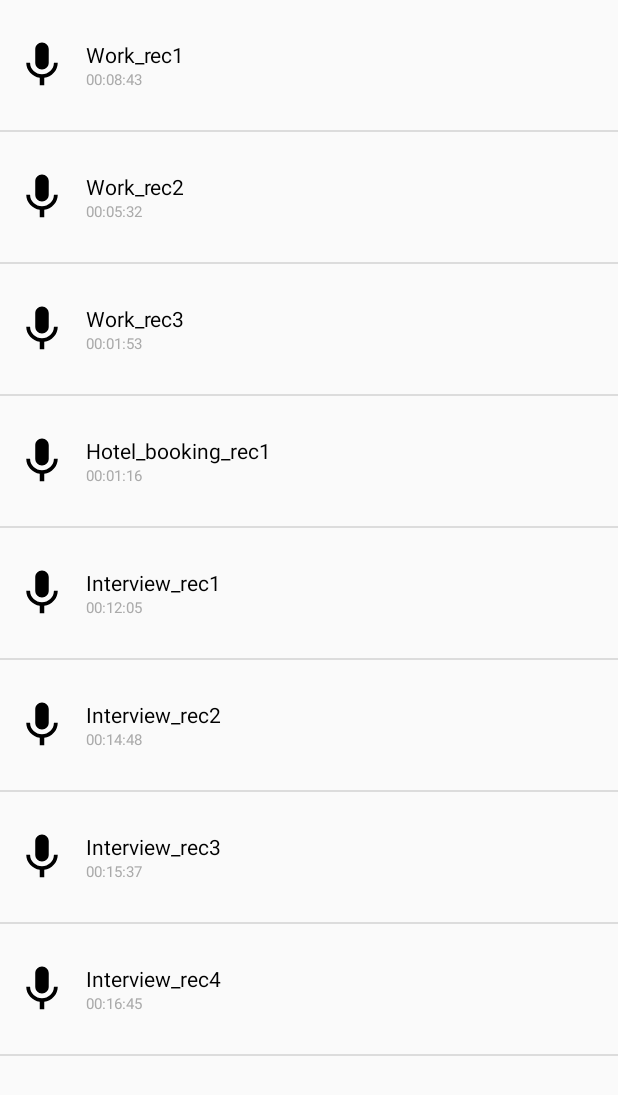
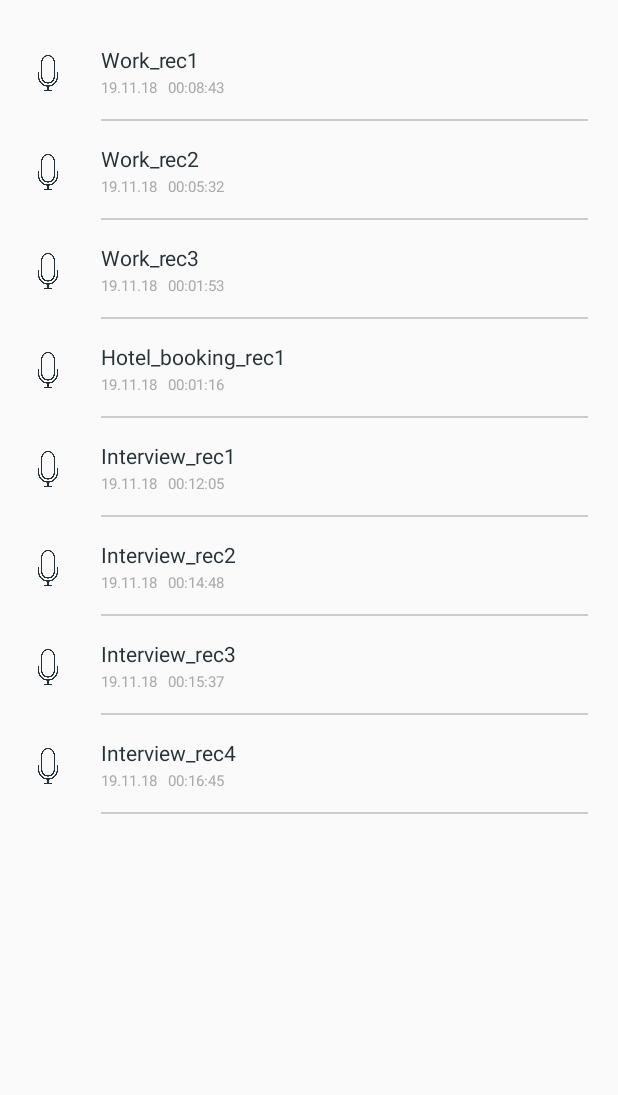
Before and after one commit to vlfom/Scribo, an Android app: the RecordingListActivity screen opened directly, with no data from a screen before it, on a phone screen of 412 x 824 dp. Shown: the top 1095 px of the screen. Run offline under Robolectric (Android 15) with nearby library versions, the phone set to English and light mode, and no system bars.

Commit message:
Change record list design. Add records' date.

```diff
--- a/app/src/main/java/com/example/isausmanov/scriboai/RecordingDataModel.java
+++ b/app/src/main/java/com/example/isausmanov/scriboai/RecordingDataModel.java
@@ -2,17 +2,23 @@ package com.example.isausmanov.scriboai;
 
 public class RecordingDataModel {
     private String name;
+    private String date;
     private long duration;
     private String duration_s;
 
-    public RecordingDataModel(String name, long duration) {
+    public RecordingDataModel(String name, String date, long duration) {
         this.name = name;
+        this.date = date;
         this.duration = duration;
         this.duration_s = formatSeconds(duration);
     }
 
     public String getName() {
         return name;
+    }
+
+    public String getDate() {
+        return date;
     }
 
     public String getDuration() {
--- a/app/src/main/java/com/example/isausmanov/scriboai/RecordingListActivity.java
+++ b/app/src/main/java/com/example/isausmanov/scriboai/RecordingListActivity.java
@@ -24,14 +24,14 @@ public class RecordingListActivity extends AppCompatActivity {
 
         // Populate dummy data
         dataModels = new ArrayList<>();
-        dataModels.add(new RecordingDataModel("Work_rec1", 523));
-        dataModels.add(new RecordingDataModel("Work_rec2", 332));
-        dataModels.add(new RecordingDataModel("Work_rec3", 113));
-        dataModels.add(new RecordingDataModel("Hotel_booking_rec1", 76));
-        dataModels.add(new RecordingDataModel("Interview_rec1", 725));
-        dataModels.add(new RecordingDataModel("Interview_rec2", 888));
-        dataModels.add(new RecordingDataModel("Interview_rec3", 937));
-        dataModels.add(new RecordingDataModel("Interview_rec4", 1005));
+        dataModels.add(new RecordingDataModel("Work_rec1", "14.11.18", 523));
+        dataModels.add(new RecordingDataModel("Work_rec2", "15.11.18",332));
+        dataModels.add(new RecordingDataModel("Work_rec3", "16.11.18",113));
+        dataModels.add(new RecordingDataModel("Hotel_booking_rec1", "18.11.18",76));
+        dataModels.add(new RecordingDataModel("Interview_rec1", "19.11.18",725));
+        dataModels.add(new RecordingDataModel("Interview_rec2", "20.11.18",888));
+        dataModels.add(new RecordingDataModel("Interview_rec3", "25.11.18",937));
+        dataModels.add(new RecordingDataModel("Interview_rec4", "26.11.18",1005));
 
         // Setup List view of recordings. Use custom adapter.
         adapter = new RecordingListAdapter(dataModels, getApplicationContext());
--- a/app/src/main/java/com/example/isausmanov/scriboai/RecordingListAdapter.java
+++ b/app/src/main/java/com/example/isausmanov/scriboai/RecordingListAdapter.java
@@ -19,6 +19,7 @@ public class RecordingListAdapter extends ArrayAdapter<RecordingDataModel> imple
     // View lookup cache
     private static class ViewHolder {
         TextView name;
+        TextView date;
         TextView duration;
         ImageView icon;
     }
@@ -27,7 +28,6 @@ public class RecordingListAdapter extends ArrayAdapter<RecordingDataModel> imple
         super(context, R.layout.recording_list_item, data);
         this.data = data;
         this.context = context;
-
     }
 
     @Override
@@ -61,6 +61,7 @@ public class RecordingListAdapter extends ArrayAdapter<RecordingDataModel> imple
             LayoutInflater inflater = LayoutInflater.from(getContext());
             convertView = inflater.inflate(R.layout.recording_list_item, parent, false);
             viewHolder.name = convertView.findViewById(R.id.recording_name);
+            viewHolder.date = convertView.findViewById(R.id.recording_date);
             viewHolder.duration = convertView.findViewById(R.id.recording_duration);
             viewHolder.icon = convertView.findViewById(R.id.list_item_image);
 
--- a/app/src/main/res/drawable/ic_baseline_mic_24px.xml
+++ b/app/src/main/res/drawable/ic_baseline_mic_24px.xml
@@ -4,6 +4,6 @@
     android:viewportWidth="24"
     android:viewportHeight="24">
   <path
-      android:fillColor="#FF000000"
+      android:fillColor="#FF263238"
       android:pathData="M12,14c1.66,0 2.99,-1.34 2.99,-3L15,5c0,-1.66 -1.34,-3 -3,-3S9,3.34 9,5v6c0,1.66 1.34,3 3,3zM17.3,11c0,3 -2.54,5.1 -5.3,5.1S6.7,14 6.7,11L5,11c0,3.41 2.72,6.23 6,6.72L11,21h2v-3.28c3.28,-0.48 6,-3.3 6,-6.72h-1.7z"/>
 </vector>
--- /dev/null
+++ b/app/src/main/res/drawable/recording_list_item_bg.xml
@@ -0,0 +1,8 @@
+<?xml version="1.0" encoding="utf-8"?>
+<layer-list xmlns:android="http://schemas.android.com/apk/res/android">
+    <item android:gravity="bottom" android:height="1dp">
+        <shape android:shape="rectangle" >
+            <solid android:color="#ccc"/>
+        </shape>
+    </item>
+</layer-list>
--- a/app/src/main/res/layout/activity_records_list.xml
+++ b/app/src/main/res/layout/activity_records_list.xml
@@ -14,6 +14,10 @@
         app:layout_constraintTop_toTopOf="parent"
         app:layout_constraintVertical_bias="1.0"
         tools:layout_editor_absoluteX="7dp"
-        android:layout_weight="1" />
+        android:layout_weight="1"
+        android:divider="@null"
+        android:dividerHeight="0dp"
+        android:paddingTop="20dp"
+        />
 
 </LinearLayout>
--- a/app/src/main/res/layout/recording_list_item.xml
+++ b/app/src/main/res/layout/recording_list_item.xml
@@ -3,27 +3,33 @@
     android:layout_width="match_parent"
     android:layout_height="wrap_content"
     android:orientation="vertical"
-    android:padding="10dp"
+    android:paddingStart="20dp"
+    android:paddingEnd="20dp"
     >
 
     <ImageView
         android:id="@+id/list_item_image"
-        android:layout_width="36dp"
-        android:layout_height="36dp"
+        android:layout_width="24dp"
+        android:layout_height="32dp"
         android:layout_alignParentLeft="true"
         android:layout_centerVertical="true"
-        android:src="@drawable/ic_baseline_mic_24px"
+        android:src="@drawable/ic_mic"
+        android:paddingBottom="8dp"
         />
 
     <LinearLayout
-        android:layout_width="wrap_content"
+        android:layout_width="match_parent"
         android:layout_height="wrap_content"
         android:layout_alignParentStart="true"
         android:layout_alignParentTop="true"
         android:layout_centerInParent="true"
         android:layout_marginStart="47dp"
-        android:layout_marginTop="33dp"
-        android:orientation="vertical">
+        android:layout_marginTop="10dp"
+        android:paddingTop="5dp"
+        android:paddingBottom="15dp"
+        android:orientation="vertical"
+        android:background="@drawable/recording_list_item_bg"
+        >
 
         <TextView
             android:id="@+id/recording_name"
@@ -31,15 +37,31 @@
             android:layout_height="wrap_content"
             android:text="Recording 1"
             android:textAppearance="?android:attr/textAppearanceSmall"
-            android:textColor="@android:color/black" />
+            android:textColor="#263238"
+            android:textSize="14sp"/>
 
-        <TextView
-            android:id="@+id/recording_duration"
-            android:layout_width="wrap_content"
+        <LinearLayout
+            android:layout_width="match_parent"
             android:layout_height="wrap_content"
-            android:text="00:00:48"
-            android:textSize="10dp"
-            android:textColor="@android:color/darker_gray" />
+            android:orientation="horizontal"
+            android:layout_marginTop="2dp">
+            <TextView
+                android:id="@+id/recording_date"
+                android:layout_width="wrap_content"
+                android:layout_height="wrap_content"
+                android:text="19.11.18"
+                android:textSize="10sp"
+                android:textColor="@android:color/darker_gray" />
+
+            <TextView
+                android:id="@+id/recording_duration"
+                android:layout_width="wrap_content"
+                android:layout_height="wrap_content"
+                android:text="00:00:48"
+                android:textSize="10sp"
+                android:layout_marginLeft="7dp"
+                android:textColor="@android:color/darker_gray" />
+        </LinearLayout>
 
     </LinearLayout>
 </RelativeLayout>
```
Also changed, not shown: app/src/main/res/drawable/ic_mic.png (added).
